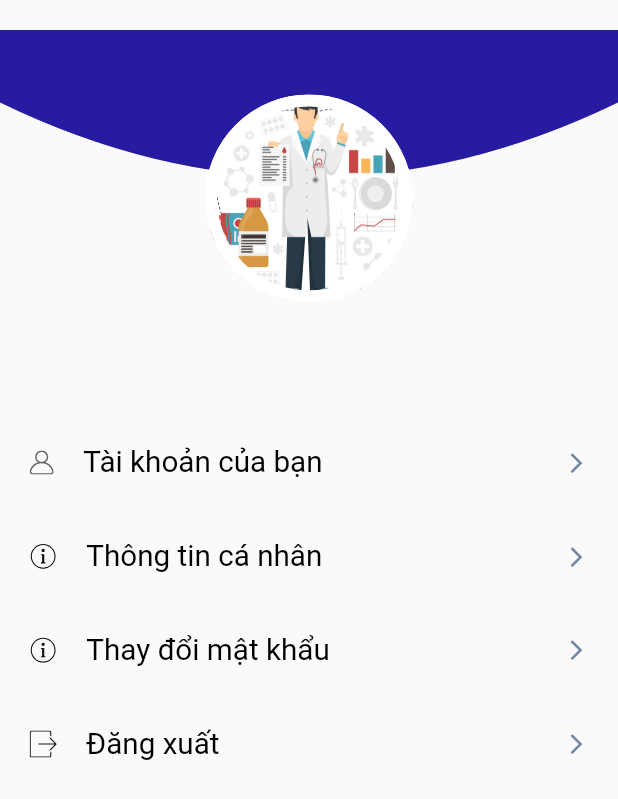
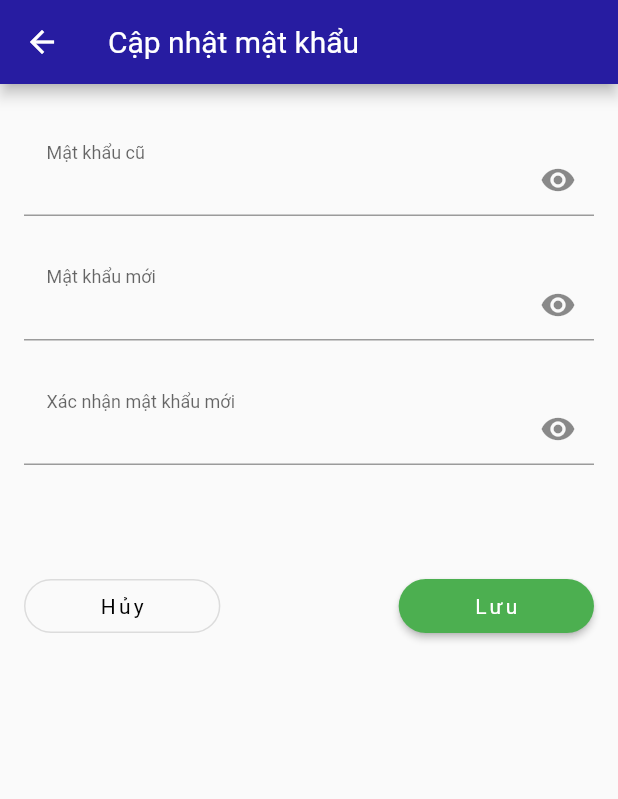
Before and after one commit to conghauto/App-Diabetes, a Flutter app: the MoreScreen screen opened by its route, after a tap on "Thay đổi mật khẩu", on a phone screen of 412 x 824 dp. Shown: the top 799 px of the screen. Run offline on Flutter 3.47's test engine with Material 2 defaults, Android fonts, the phone set to English and light mode, and no system bars; our stand-ins replace charts_flutter, firebase_auth, firebase_core, firebase_storage, flutter_datetime_picker, flutter_local_notifications and 10 more; missing offline and left inert: flutter_facebook_login; accounts and stored records are empty; network calls fail; statements that could not run were skipped; project files that could hold a hidden picture were left out.

Commit message:
add update password screen

```diff
--- a/lib/routes.dart
+++ b/lib/routes.dart
@@ -13,6 +13,7 @@ import 'package:diabetesapp/screens/glucose/log_screens/update_weight.dart';
 import 'package:diabetesapp/screens/home/home_screen.dart';
 import 'package:diabetesapp/screens/info_personal/info_person_sreeen.dart';
 import 'package:diabetesapp/screens/more/components/update_infor_screen.dart';
+import 'package:diabetesapp/screens/more/components/update_password_screen.dart';
 import 'package:diabetesapp/screens/more/components/update_personal_infor.dart';
 import 'package:diabetesapp/screens/plan/components/add_event.dart';
 import 'package:diabetesapp/screens/more/more_screen.dart';
@@ -43,5 +44,6 @@ final Map<String, WidgetBuilder> routes= {
   UpdateExercise.routeName: (context) => UpdateExercise(),
   RecipeFood.routeName: (context) => RecipeFood(),
   SportDetail.routeName: (context) => SportDetail(),
-  EditPersonalInfo.routeName: (context) => EditPersonalInfo()
+  EditPersonalInfo.routeName: (context) => EditPersonalInfo(),
+  UpdatePassword.routeName: (context) => UpdatePassword()
 };
--- a/lib/screens/more/components/body.dart
+++ b/lib/screens/more/components/body.dart
@@ -2,6 +2,7 @@ import 'dart:convert';
 
 import 'package:diabetesapp/constants.dart';
 import 'package:diabetesapp/screens/more/components/update_infor_screen.dart';
+import 'package:diabetesapp/screens/more/components/update_password_screen.dart';
 import 'package:diabetesapp/screens/more/components/update_personal_infor.dart';
 import 'package:diabetesapp/screens/sign_in/sign_in_screen.dart';
 import 'package:diabetesapp/user_current.dart';
@@ -87,9 +88,11 @@ class _BodyState extends State<Body> {
             },
           ),
           MenuItem(
-            iconSrc: "assets/icons/info.svg",
+            iconSrc: "assets/icons/Lock.svg",
             title: "Thay đổi mật khẩu",
-            press: () {},
+            press: () async {
+              await Navigator.pushNamed(context, UpdatePassword.routeName);
+            },
           ),
           MenuItem(
             iconSrc: "assets/icons/exit.svg",
--- a/lib/screens/more/components/update_infor_screen.dart
+++ b/lib/screens/more/components/update_infor_screen.dart
@@ -180,7 +180,7 @@ class _EditProfilePageState extends State<EditProfilePage> {
                         onPressed: () {
                           Navigator.pop(context);
                         },
-                        child: Text("CANCEL",
+                        child: Text("Hủy",
                             style: TextStyle(
                                 fontSize: 14,
                                 letterSpacing: 2.2,
@@ -199,7 +199,7 @@ class _EditProfilePageState extends State<EditProfilePage> {
                         shape: RoundedRectangleBorder(
                             borderRadius: BorderRadius.circular(20)),
                         child: Text(
-                          "SAVE",
+                          "Lưu",
                           style: TextStyle(
                               fontSize: 14,
                               letterSpacing: 2.2,
--- /dev/null
+++ b/lib/screens/more/components/update_password_screen.dart
@@ -0,0 +1,307 @@
+import 'dart:convert';
+import 'dart:io';
+
+import 'package:diabetesapp/components/form_error.dart';
+import 'package:diabetesapp/user_current.dart';
+import 'package:flutter/material.dart';
+import 'package:fluttertoast/fluttertoast.dart';
+import 'package:http/http.dart' as http;
+import '../../../constants.dart';
+
+class UpdatePassword extends StatefulWidget {
+  static String routeName = "/update_password_screen";
+  @override
+  _UpdatePasswordState createState() => _UpdatePasswordState();
+}
+
+class _UpdatePasswordState extends State<UpdatePassword> {
+  bool isSecureOldPassword = true;
+  bool isSecureNewPassword = true;
+  bool isSecureConfirmPassword = true;
+  TextEditingController _oldPassword;
+  TextEditingController _newPassword;
+  TextEditingController _confirmPassword;
+
+  final List<String> errors = [];
+  final _formKey = GlobalKey<FormState>();
+
+  @override
+  void initState() {
+    _oldPassword  = TextEditingController(text: "");
+    _newPassword  = TextEditingController(text: "");
+    _confirmPassword = TextEditingController(text: "");
+  }
+
+  void addError({String error}){
+    if(!errors.contains(error))
+      setState(() {
+        errors.add((error));
+      });
+  }
+
+  void removeError({String error}){
+    if (errors.contains(error))
+      setState(() {
+        errors.remove(error);
+      });
+  }
+  void updatePassword() async {
+    var url = ip + "/api/updatePassword.php";
+    final response = await http.post(url, body: {
+      "id": UserCurrent.userID.toString(),
+      "password": _oldPassword.text,
+      "newpassword": _newPassword.text
+    });
+
+    var data = json.decode(response.body);
+    if(data == "Error Password"){
+      Fluttertoast.showToast(
+          msg: "Mật khẩu cũ không chính xác",
+          toastLength: Toast.LENGTH_SHORT,
+          gravity: ToastGravity.CENTER,
+          timeInSecForIosWeb: 1,
+          backgroundColor: Colors.red,
+          textColor: Colors.white,
+          fontSize: 16.0
+      );
+    } else if (data == "Success") {
+      Fluttertoast.showToast(
+          msg: "Thay đổi mật khẩu thành công",
+          toastLength: Toast.LENGTH_SHORT,
+          gravity: ToastGravity.CENTER,
+          timeInSecForIosWeb: 1,
+          backgroundColor: Colors.blue[900],
+          textColor: Colors.white,
+          fontSize: 16.0
+      );
+      Navigator.pop(context);
+    } else if (data == "Error"){
+      Fluttertoast.showToast(
+          msg: "Đã có lỗi xảy ra",
+          toastLength: Toast.LENGTH_SHORT,
+          gravity: ToastGravity.CENTER,
+          timeInSecForIosWeb: 1,
+          backgroundColor: Colors.red,
+          textColor: Colors.white,
+          fontSize: 16.0
+      );
+    }
+  }
+  @override
+  Widget build(BuildContext context) {
+    return Scaffold(
+      appBar: AppBar(
+        backgroundColor: kPrimaryColor,
+        title: Text("Cập nhật mật khẩu"),
+      ),
+      body: Container(
+        padding: EdgeInsets.only(left: 16, top: 25, right: 16),
+        child: GestureDetector(
+          onTap: () {
+            FocusScope.of(context).unfocus();
+          },
+          child: ListView(
+            children: [
+              SizedBox(
+                height: 15,
+              ),
+              Form(key: _formKey, child: Column(
+                children: [
+                  buildOldPasswordField(),
+                  buildNewPasswordField(),
+                  buildConfirmPasswordField(),
+                  FormError(errors: errors),
+                  SizedBox(
+                    height: 35,
+                  ),
+                  Row(
+                    mainAxisAlignment: MainAxisAlignment.spaceBetween,
+                    children: [
+                      OutlineButton(
+                        padding: EdgeInsets.symmetric(horizontal: 50),
+                        shape: RoundedRectangleBorder(
+                            borderRadius: BorderRadius.circular(20)),
+                        onPressed: () {
+                          Navigator.pop(context);
+                        },
+                        child: Text("Hủy",
+                            style: TextStyle(
+                                fontSize: 14,
+                                letterSpacing: 2.2,
+                                color: Colors.black)),
+                      ),
+                      RaisedButton(
+                        onPressed: () async {
+                          if (_formKey.currentState.validate()) {
+                            _formKey.currentState.save();
+                            if (_confirmPassword.text != _newPassword.text){
+                              Fluttertoast.showToast(
+                                  msg: "Mật khẩu xác thực không đúng",
+                                  toastLength: Toast.LENGTH_SHORT,
+                                  gravity: ToastGravity.CENTER,
+                                  timeInSecForIosWeb: 1,
+                                  backgroundColor: Colors.red,
+                                  textColor: Colors.white,
+                                  fontSize: 16.0
+                              );
+                            } else {
+                              updatePassword();
+                            }
+                          }
+                        },
+                        color: Colors.green,
+                        padding: EdgeInsets.symmetric(horizontal: 50),
+                        elevation: 2,
+                        shape: RoundedRectangleBorder(
+                            borderRadius: BorderRadius.circular(20)),
+                        child: Text(
+                          "Lưu",
+                          style: TextStyle(
+                              fontSize: 14,
+                              letterSpacing: 2.2,
+                              color: Colors.white),
+                        ),
+                      )
+                    ],
+                  )
+                ],
+              )
+              ),
+            ],
+          ),
+        ),
+      ),
+    );
+  }
+  Widget buildOldPasswordField()
+  {
+    return Padding(
+      padding: const EdgeInsets.only(bottom: 35.0),
+      child: TextFormField(
+        obscureText: isSecureOldPassword,
+        keyboardType: TextInputType.text,
+        controller: _oldPassword,
+        onChanged: (value) {
+
+        },
+        validator: (value){
+          value = value.replaceAll(" ", "");
+          if (value.isEmpty || value == null){
+            addError(error: "Mật khẩu cũ không hợp lệ");
+            return "";
+          }else if (value.length < 8){
+            addError(error: "Mật khẩu cũ không hợp lệ");
+            return "";
+          }
+          return null;
+        },
+        decoration: InputDecoration(
+            contentPadding: EdgeInsets.only(bottom: 3, left: 15),
+            labelText: "Mật khẩu cũ",
+            floatingLabelBehavior: FloatingLabelBehavior.always,
+            hintStyle: TextStyle(
+              fontSize: 18,
+              fontWeight: FontWeight.bold,
+              color: Colors.black,
+            ),
+          suffixIcon: IconButton(
+            icon: Icon(Icons.remove_red_eye),
+            onPressed: (){
+              setState(() {
+                isSecureOldPassword = !isSecureOldPassword;
+              });
+            },
+          ),
+        ),
+      ),
+    );
+  }
+  Widget buildNewPasswordField()
+  {
+    return Padding(
+      padding: const EdgeInsets.only(bottom: 35.0),
+      child: TextFormField(
+        obscureText: isSecureNewPassword,
+        keyboardType: TextInputType.text,
+        controller: _newPassword,
+        onChanged: (value) {
+
+        },
+        validator: (value){
+          value = value.replaceAll(" ", "");
+          if (value.isEmpty || value == null){
+            addError(error: "Mật khẩu mới không hợp lệ");
+            return "";
+          }else if (value.length < 8){
+            addError(error: "Mật khẩu mới không an toàn");
+            return "";
+          }
+          return null;
+        },
+        decoration: InputDecoration(
+          contentPadding: EdgeInsets.only(bottom: 3, left: 15),
+          labelText: "Mật khẩu mới",
+          floatingLabelBehavior: FloatingLabelBehavior.always,
+          hintStyle: TextStyle(
+            fontSize: 18,
+            fontWeight: FontWeight.bold,
+            color: Colors.black,
+          ),
+          suffixIcon: IconButton(
+            icon: Icon(Icons.remove_red_eye),
+            onPressed: (){
+              setState(() {
+                isSecureNewPassword = !isSecureNewPassword;
+              });
+            },
+          ),
+        ),
+      ),
+    );
+  }
+
+  Widget buildConfirmPasswordField()
+  {
+    return Padding(
+      padding: const EdgeInsets.only(bottom: 35.0),
+      child: TextFormField(
+        obscureText: isSecureConfirmPassword,
+        keyboardType: TextInputType.text,
+        controller: _confirmPassword,
+        onChanged: (value) {
+
+        },
+        validator: (value){
+          value = value.replaceAll(" ", "");
+          if (value.isEmpty || value == null){
+            addError(error: "Mật khẩu xác thực không hợp lệ");
+            return "";
+          }else if (value.length < 8){
+            addError(error: "Mật khẩu xác thực không an toàn");
+            return "";
+          }
+          return null;
+        },
+        decoration: InputDecoration(
+          contentPadding: EdgeInsets.only(bottom: 3, left: 15),
+          labelText: "Xác nhận mật khẩu mới",
+          floatingLabelBehavior: FloatingLabelBehavior.always,
+          hintStyle: TextStyle(
+            fontSize: 18,
+            fontWeight: FontWeight.bold,
+            color: Colors.black,
+          ),
+          suffixIcon: IconButton(
+            icon: Icon(Icons.remove_red_eye),
+            onPressed: (){
+              setState(() {
+                isSecureConfirmPassword = !isSecureConfirmPassword;
+              });
+            },
+          ),
+        ),
+      ),
+    );
+  }
+
+}
--- a/lib/screens/more/components/update_personal_infor.dart
+++ b/lib/screens/more/components/update_personal_infor.dart
@@ -301,7 +301,7 @@ class _EditPersonalInfoState extends State<EditPersonalInfo> {
                         onPressed: () {
                           Navigator.pop(context);
                         },
-                        child: Text("CANCEL",
+                        child: Text("Hủy",
                             style: TextStyle(
                                 fontSize: 14,
                                 letterSpacing: 2.2,
@@ -320,7 +320,7 @@ class _EditPersonalInfoState extends State<EditPersonalInfo> {
                         shape: RoundedRectangleBorder(
                             borderRadius: BorderRadius.circular(20)),
                         child: Text(
-                          "SAVE",
+                          "Lưu",
                           style: TextStyle(
                               fontSize: 14,
                               letterSpacing: 2.2,
```
Also changed, not shown: 1 other file.
